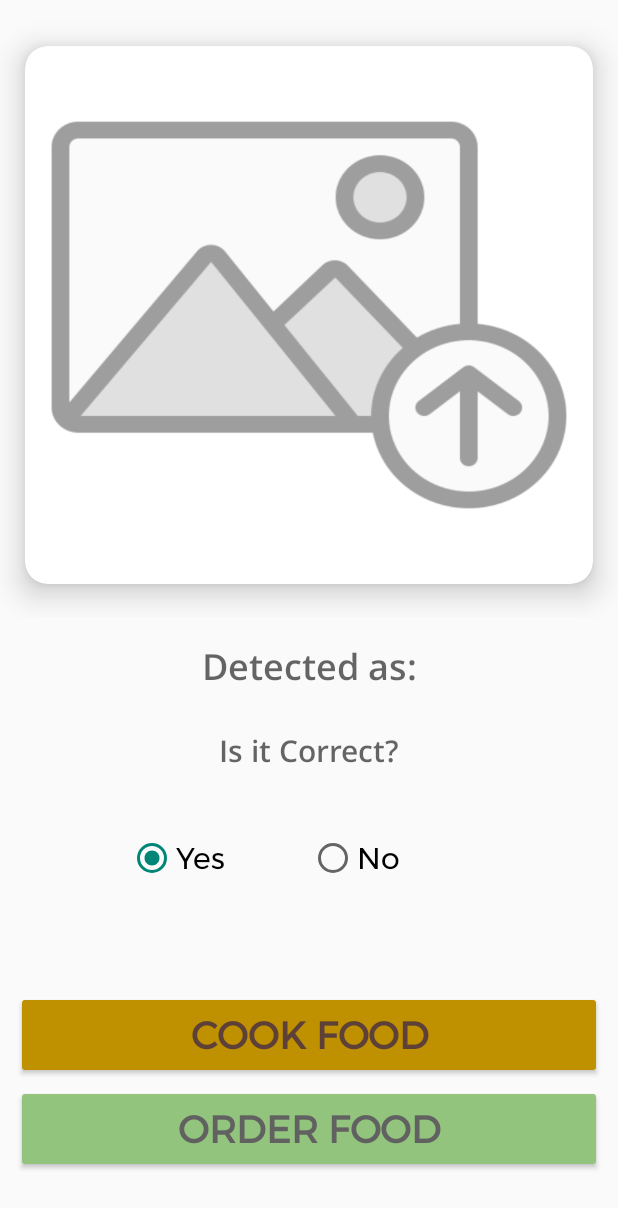
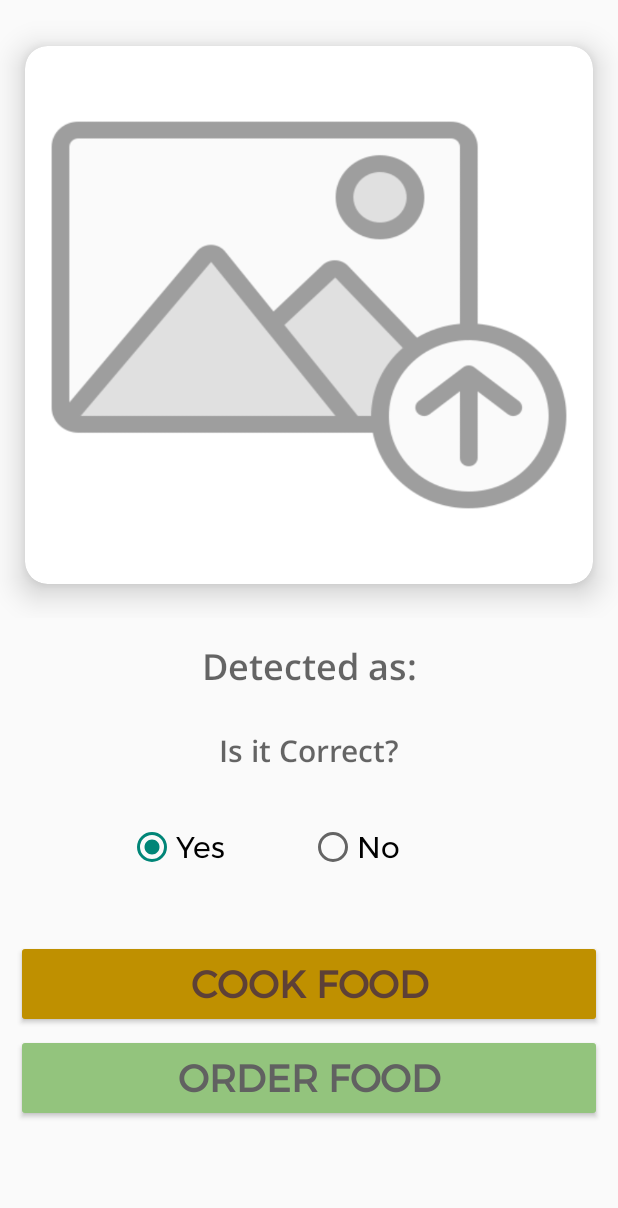
Before and after one commit to Raj-53/Group44_OneClickBite_Final, an Android app: the Food_Detection_Activity screen opened directly, with no data from a screen before it, after a tap on "Yes", on a phone screen of 412 x 824 dp. Shown: the top 1208 px of the screen. Run offline under Robolectric (Android 15) with nearby library versions, the phone set to English and light mode, and no system bars; pictures from the network do not load.

Commit message:
Final Commit!

```diff
--- a/app/src/main/java/com/example/oneclickbite/RecipeInstructions.java
+++ b/app/src/main/java/com/example/oneclickbite/RecipeInstructions.java
@@ -272,7 +272,7 @@ public class RecipeInstructions extends AppCompatActivity {
         urlList.add("https://www.eitanbernath.com/2018/11/26/turkey-fried-rice/");
         //cupcakes links-->
         urlList.add("https://addapinch.com/chocolate-cupcakes-recipe/");
-        urlList.add("https://www.lifeloveandsugar.com/strawberries-and-cream-cupcakes/");
+        urlList.add("https://www.allrecipes.com/recipe/220884/lemon-cupcake-with-blackberry-buttercream/");
         urlList.add("https://www.allrecipes.com/recipe/157877/vanilla-cupcake/");
         //sushi links-->
         urlList.add("https://natashaskitchen.com/sushi-rice-and-california-rolls-recipe/");
--- a/app/src/main/res/layout/activity_food_detection.xml
+++ b/app/src/main/res/layout/activity_food_detection.xml
@@ -90,7 +90,7 @@
                     android:layout_width="0dp"
                     android:layout_height="match_parent"
                     android:layout_marginStart="80dp"
-                    android:layout_marginBottom="20dp"
+                    android:layout_marginBottom="10dp"
                     android:layout_weight="1"
                     android:fontFamily="@font/montserrat"
                     android:text="@string/rYes"
@@ -101,7 +101,7 @@
                     android:layout_width="0dp"
                     android:layout_height="match_parent"
                     android:layout_marginEnd="80dp"
-                    android:layout_marginBottom="20dp"
+                    android:layout_marginBottom="10dp"
                     android:layout_weight="1"
                     android:fontFamily="@font/montserrat"
                     android:text="@string/rNo"
@@ -114,7 +114,7 @@
                 android:layout_margin="3dp"
                 android:layout_width="match_parent"
                 android:layout_height="match_parent"
-                android:layout_weight="1"/>
+                android:layout_weight="0.6"/>
         </LinearLayout>
     </LinearLayout>
 
--- a/app/src/main/res/layout/activity_recipe_detail.xml
+++ b/app/src/main/res/layout/activity_recipe_detail.xml
@@ -23,7 +23,7 @@
             android:fontFamily="@font/open_sans"
             android:gravity="center"
             android:text="@string/textview"
-            android:textSize="34sp" />
+            android:textSize="25sp" />
 
         <LinearLayout
             android:layout_width="match_parent"
--- a/app/src/main/res/layout/fragment_order.xml
+++ b/app/src/main/res/layout/fragment_order.xml
@@ -4,7 +4,7 @@
     xmlns:app="http://schemas.android.com/apk/res-auto"
     xmlns:tools="http://schemas.android.com/tools"
     android:layout_width="match_parent"
-    android:layout_height="match_parent"
+    android:layout_height="wrap_content"
     android:orientation="vertical"
     tools:context=".OrderFragment">
 
```
Also changed, not shown: app/src/main/java/com/example/oneclickbite/Food_Detection_Activity.java (+3 -6 lines).
